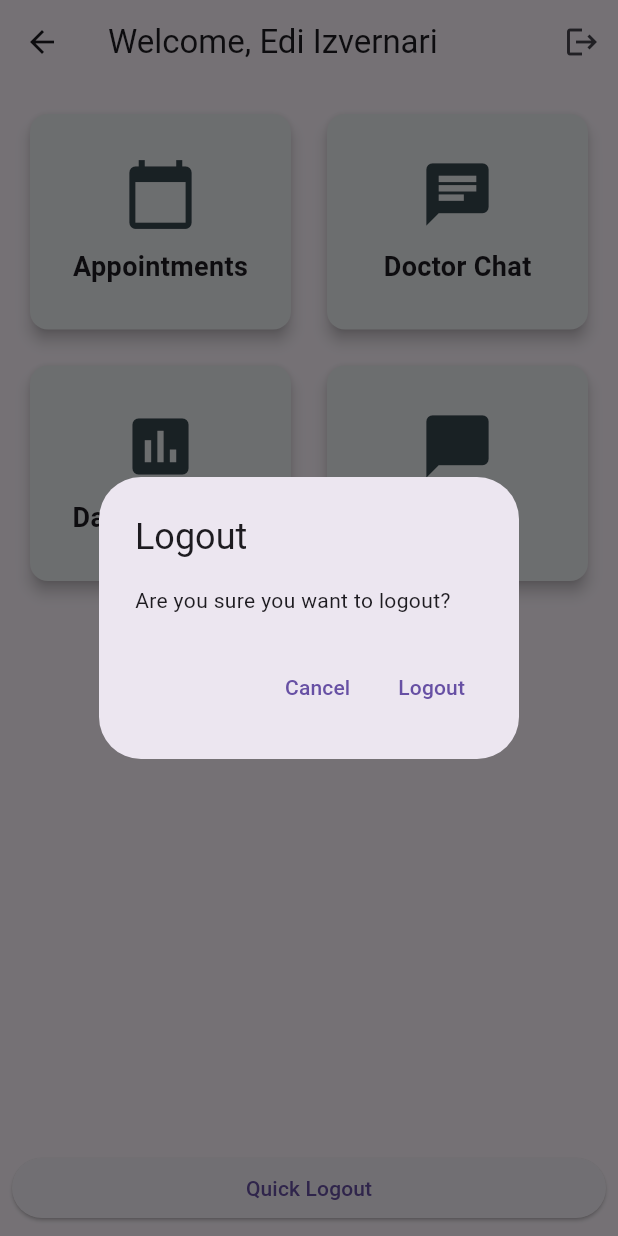
After one commit to ediizvernari/Heart_App, a Flutter app: the ClientMainPage screen opened directly, after a tap on the "logout" icon, on a phone screen of 412 x 824 dp. The commit adds this screen. Run offline on Flutter 3.47's test engine with Material 3 defaults, Android fonts, the phone set to English and light mode, and no system bars; our stand-ins replace flutter_secure_storage, jwt_decoder; accounts and stored records are empty.

Commit message:
added jwt token implementation for the app to remember the user that is using the app and for the app to start directly at the main page if the user did not sign out

```diff
--- /dev/null
+++ b/frontend/lib/screens/client_main_page.dart
@@ -0,0 +1,117 @@
+import 'package:flutter/material.dart';
+import 'package:flutter_secure_storage/flutter_secure_storage.dart';
+import 'package:frontend/screens/home_page.dart';
+import 'package:frontend/screens/login_page.dart';
+
+class ClientMainPage extends StatelessWidget {
+  final FlutterSecureStorage storage = const FlutterSecureStorage();
+
+  const ClientMainPage({super.key});
+
+  @override
+  Widget build(BuildContext context) {
+    WidgetsBinding.instance.addPostFrameCallback((_) async {
+      String? token = await storage.read(key: 'auth_token');
+      if (token == null || token.isEmpty) {
+        Navigator.push(
+                        context,
+                        MaterialPageRoute(builder: (context) => LoginPage()),
+                      );
+      }
+    });
+
+    // Determine the grid column count dynamically
+    int crossAxisCount = MediaQuery.of(context).size.width > 600 ? 3 : 2;
+
+    return Scaffold(
+      appBar: AppBar(
+        title: const Text('Welcome, Edi Izvernari'),
+        actions: [
+          IconButton(
+            icon: const Icon(Icons.logout),
+            onPressed: () => _handleLogout(context),
+          ),
+        ],
+      ),
+      body: Padding(
+        padding: const EdgeInsets.all(16.0),
+        child: GridView.builder(
+          gridDelegate: SliverGridDelegateWithFixedCrossAxisCount(
+            crossAxisCount: crossAxisCount,
+            mainAxisSpacing: 16,
+            crossAxisSpacing: 16,
+            childAspectRatio: 1.2,
+          ),
+          itemCount: _menuItems.length,
+          itemBuilder: (context, index) {
+            final item = _menuItems[index];
+            return _buildGridItem(context, item['icon'], item['label'], item['route']);
+          },
+        ),
+      ),
+      bottomNavigationBar: Padding(
+        padding: const EdgeInsets.all(8.0),
+        child: ElevatedButton(
+          onPressed: () => _handleLogout(context),
+          child: const Text('Quick Logout'),
+        ),
+      ),
+    );
+  }
+
+  // Logout confirmation dialog
+  void _handleLogout(BuildContext context) {
+    showDialog(
+      context: context,
+      builder: (context) => AlertDialog(
+        title: const Text("Logout"),
+        content: const Text("Are you sure you want to logout?"),
+        actions: [
+          TextButton(
+            onPressed: () => Navigator.pop(context), // Cancel
+            child: const Text("Cancel"),
+          ),
+          TextButton(
+            onPressed: () async {
+              // Perform logout actions (clear session, etc.)
+              await storage.delete(key: 'auth_token');
+              Navigator.push(
+                        context,
+                        MaterialPageRoute(builder: (context) => const HomePage()),
+                      );
+            },
+            child: const Text("Logout"),
+          ),
+        ],
+      ),
+    );
+  }
+
+  // Build grid items dynamically
+  Widget _buildGridItem(BuildContext context, IconData icon, String label, String route) {
+    return GestureDetector(
+      onTap: () => Navigator.pushNamed(context, route),
+      child: Card(
+        shape: RoundedRectangleBorder(borderRadius: BorderRadius.circular(12)),
+        elevation: 4,
+        color: Colors.blueGrey[50], // Subtle background color
+        child: Column(
+          mainAxisAlignment: MainAxisAlignment.center,
+          children: [
+            Icon(icon, size: 50, color: Colors.blueGrey[800]),
+            const SizedBox(height: 10),
+            Text(label, style: const TextStyle(fontSize: 18, fontWeight: FontWeight.bold)),
+          ],
+        ),
+      ),
+    );
+  }
+}
+
+// Define menu items in a structured way
+final List<Map<String, dynamic>> _menuItems = [
+  {'icon': Icons.calendar_today, 'label': 'Appointments', 'route': '/appointments'},
+  {'icon': Icons.chat, 'label': 'Doctor Chat', 'route': '/doctor_chat'},
+  {'icon': Icons.insert_chart, 'label': 'Data Insertion', 'route': '/data_insertion'},
+  {'icon': Icons.chat_bubble, 'label': 'Chatbot', 'route': '/chatbot'},
+];
--- a/frontend/lib/screens/login_page.dart
+++ b/frontend/lib/screens/login_page.dart
@@ -1,4 +1,5 @@
 import 'package:flutter/material.dart';
+import 'package:frontend/screens/client_main_page.dart';
 import 'package:frontend/screens/client_personal_data_insertion_page.dart';
 import '../utils/authentication_validator.dart';
 import 'package:flutter_secure_storage/flutter_secure_storage.dart';
@@ -42,7 +43,7 @@ class LoginPage extends StatelessWidget {
       if(isAuthenticated) {
         Navigator.push(
           context,
-          MaterialPageRoute(builder: (context) => const ClientPersonalDataInsertionPage()),
+          MaterialPageRoute(builder: (context) => const ClientMainPage()),
         );
       } else {
         showDialog(
```
Also changed, not shown: frontend/lib/utils/auto_check.dart (+37 -21 lines).
